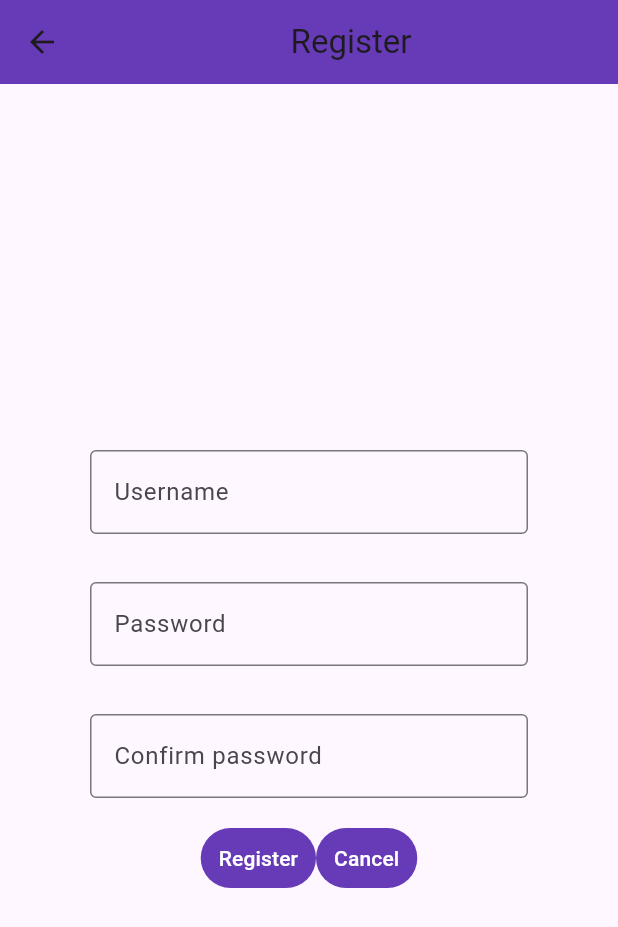
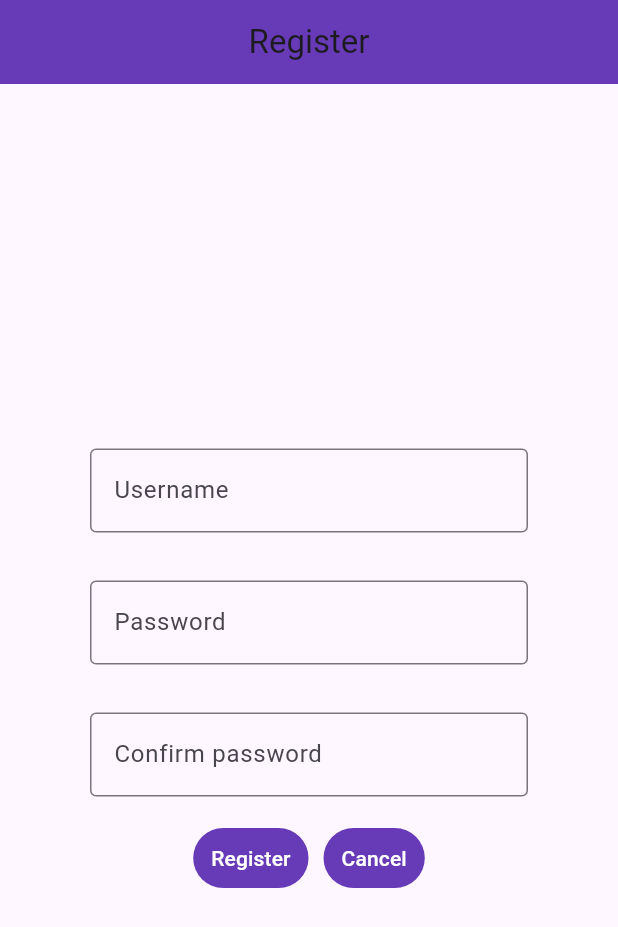
Before and after one commit to huugolopeez/Actividad1Din, a Flutter app: the screen it shows after launch, after a tap on "Register", on a phone screen of 412 x 824 dp. Shown: the top 927 px of the screen. Run offline on Flutter 3.47's test engine with Material 3 defaults, Android fonts, the phone set to English and light mode, and no system bars; our stand-ins replace firebase_auth, firebase_core; accounts and stored records are empty; generated files the repository leaves out were written again; network calls fail.

```diff
--- a/lib/Actividad1.dart
+++ b/lib/Actividad1.dart
@@ -1,4 +1,5 @@
 import 'package:actividad1/main/HomeView.dart';
+import 'package:actividad1/splash/SplashView.dart';
 import 'package:flutter/material.dart';
 
 import 'onBoarding/LoginView.dart';
@@ -15,10 +16,11 @@ class Actividad1 extends StatelessWidget {
       routes: {
         '/loginview': (context) => LoginView(),
         '/registerview': (context) => RegisterView(),
-        '/homeview': (context) => HomeView()
+        '/homeview': (context) => HomeView(),
+        '/splashview': (context) => SplashView()
       },
-      initialRoute: '/loginview',
-      debugShowCheckedModeBanner: false,
+      initialRoute: '/splashview',
+      debugShowCheckedModeBanner: false
     );
   }
 }
--- a/lib/Main.dart
+++ b/lib/Main.dart
@@ -5,10 +5,15 @@ import 'Actividad1.dart';
 import 'package:firebase_core/firebase_core.dart';
 import 'firebase_options.dart';
 
-Future<void> main() async {
-  await Firebase.initializeApp(
-    options: DefaultFirebaseOptions.currentPlatform,
-  );
+void main() {
 
+  WidgetsFlutterBinding.ensureInitialized();
+  initFB();
   runApp(Actividad1());
 }
+
+void initFB() async {
+  await Firebase.initializeApp(
+    options: DefaultFirebaseOptions.currentPlatform
+  );
+}
--- /dev/null
+++ b/lib/custom/HLTextField.dart
@@ -0,0 +1,27 @@
+import 'package:flutter/material.dart';
+
+class HLTextField extends StatelessWidget {
+
+  String sHint;
+  TextEditingController tecController;
+  bool bObsucure;
+
+  HLTextField({Key? key, required this.sHint, required this.tecController, this.bObsucure=false}) : super(key : key);
+
+  @override
+  Widget build(BuildContext context) {
+
+    return Row(
+      children: [
+        Flexible(child: TextFormField(
+          controller: tecController,
+          obscureText: bObsucure,
+          decoration: InputDecoration(
+            border: OutlineInputBorder(),
+            hintText: sHint
+          )
+        ))
+      ]
+    );
+  }
+}
--- a/lib/onBoarding/LoginView.dart
+++ b/lib/onBoarding/LoginView.dart
@@ -1,3 +1,4 @@
+import 'package:actividad1/custom/HLTextField.dart';
 import 'package:firebase_auth/firebase_auth.dart';
 import 'package:flutter/material.dart';
 
@@ -13,21 +14,19 @@ class LoginView extends StatelessWidget {
   }
 
   onClickRegister() {
-    Navigator.of(_context).pushNamed('/registerview');
+    Navigator.of(_context).popAndPushNamed('/registerview');
   }
 
   onClickLogin() async {
     try {
-      final credential = await FirebaseAuth.instance.signInWithEmailAndPassword(
+      await FirebaseAuth.instance.signInWithEmailAndPassword(
         email: tecEmail.text,
         password: tecPass.text,
       );
-      Navigator.of(_context).pushNamed('/homeview');
+      Navigator.of(_context).popAndPushNamed('/homeview');
     } on FirebaseAuthException catch (e) {
-      if (e.code == 'invalid-email') throwSnackBar(' --> Formato del email incorrecto.');
-      else if (e.code == 'invalid-login-credentials') throwSnackBar(' --> Credenciales incorrectas.');
-      //else if (e.code == 'wrong-password') print(' --> La contraseña es incorrecta.');
-      //else if (e.code == 'user-not-found') print(' --> No se encuentra el email.');
+      if (e.code == 'invalid-email') throwSnackBar('-- Formato del email incorrecto --');
+      else if (e.code == 'invalid-login-credentials') throwSnackBar('-- Credenciales incorrectas --');
     }
   }
 
@@ -40,50 +39,40 @@ class LoginView extends StatelessWidget {
       appBar: AppBar(
         backgroundColor: Colors.deepPurple,
         shadowColor: Colors.deepPurpleAccent,
-        title: Center(child: Text('Login')),
+        title: Center(child: Text('Login'))
       ),
       body: Column(mainAxisAlignment: MainAxisAlignment.center,
         children: [
           Padding(padding: EdgeInsets.symmetric(horizontal: 60, vertical: 16),
-            child: TextField(
-              controller: tecEmail,
-              decoration: InputDecoration(
-                labelText: 'Username',
-                border: OutlineInputBorder(),
-              ),
-            ),
+            child: HLTextField(sHint: 'Username', tecController: tecEmail)
           ),
           Padding(padding: EdgeInsets.symmetric(horizontal: 60, vertical: 16),
-            child: TextFormField(
-              controller: tecPass,
-              obscureText: true,
-              decoration: InputDecoration(
-                labelText: 'Password',
-                border: OutlineInputBorder(),
-              ),
-            ),
+            child: HLTextField(sHint: 'Password', tecController: tecPass, bObsucure: true)
           ),
           Row(mainAxisAlignment: MainAxisAlignment.center,
             children: [
-              TextButton(onPressed: () { onClickLogin(); },
+              Padding(padding: EdgeInsets.symmetric(horizontal: 5, vertical: 1),
+                child: TextButton(onPressed: () { onClickLogin(); },
                   child: Text('Login'),
                   style: ButtonStyle(
-                      backgroundColor: MaterialStateProperty.all(Colors.deepPurple),
-                      foregroundColor: MaterialStateProperty.all(Colors.white)
+                    backgroundColor: MaterialStateProperty.all(Colors.deepPurple),
+                    foregroundColor: MaterialStateProperty.all(Colors.white)
                   )
+                )
               ),
-              TextButton(onPressed: () { onClickRegister(); },
+              Padding(padding: EdgeInsets.symmetric(horizontal: 5, vertical: 1),
+                child: TextButton(onPressed: () { onClickRegister(); },
                   child: Text('Register'),
                   style: ButtonStyle(
                     backgroundColor: MaterialStateProperty.all(Colors.deepPurple),
-                    foregroundColor: MaterialStateProperty.all(Colors.white),
-                  ),
-              ),
-            ],
+                    foregroundColor: MaterialStateProperty.all(Colors.white)
+                  )
+                )
+              )
+            ]
           )
-        ],
-      ),
+        ]
+      )
     );
-
   }
 }
--- a/lib/onBoarding/RegisterView.dart
+++ b/lib/onBoarding/RegisterView.dart
@@ -1,3 +1,4 @@
+import 'package:actividad1/custom/HLTextField.dart';
 import 'package:firebase_auth/firebase_auth.dart';
 import 'package:flutter/material.dart';
 
@@ -14,24 +15,24 @@ class RegisterView extends StatelessWidget {
   }
 
   onClickCancel() {
-    Navigator.of(_context).pushNamed('/loginview');
+    Navigator.of(_context).popAndPushNamed('/loginview');
   }
 
   onClickRegister() async {
     if(tecPass.text == tecRepass.text) {
       try {
-        final credential = await FirebaseAuth.instance.createUserWithEmailAndPassword(
+        await FirebaseAuth.instance.createUserWithEmailAndPassword(
           email: tecEmail.text,
           password: tecPass.text,
         );
         onClickCancel();
       } on FirebaseAuthException catch (e) {
-        if (e.code == 'weak-password') throwSnackBar(' --> La contraseña es muy debil.');
-        else if (e.code == 'email-already-in-use') throwSnackBar(' --> El correo electronico ya esta en uso.');
+        if (e.code == 'weak-password') throwSnackBar('-- La contraseña es muy debil --');
+        else if (e.code == 'email-already-in-use') throwSnackBar('-- El correo electronico ya esta en uso --');
       } catch (e) {
         print(e);
       }
-    } else throwSnackBar(' --> Las contraseñas no coinciden.');
+    } else throwSnackBar('-- Las contraseñas no coinciden --');
   }
 
   @override
@@ -48,55 +49,38 @@ class RegisterView extends StatelessWidget {
       body: Column(mainAxisAlignment: MainAxisAlignment.center,
         children: [
           Padding(padding: EdgeInsets.symmetric(horizontal: 60, vertical: 16),
-            child: TextField(
-              controller: tecEmail,
-              decoration: InputDecoration(
-                labelText: 'Username',
-                border: OutlineInputBorder(),
-              ),
-            ),
+            child: HLTextField(sHint: 'Username', tecController: tecEmail)
           ),
           Padding(padding: EdgeInsets.symmetric(horizontal: 60, vertical: 16),
-            child: TextFormField(
-              controller: tecPass,
-              obscureText: true,
-              decoration: InputDecoration(
-                labelText: 'Password',
-                border: OutlineInputBorder(),
-              ),
-            ),
+            child: HLTextField(sHint: 'Password', tecController: tecPass, bObsucure: true)
           ),
           Padding(padding: EdgeInsets.symmetric(horizontal: 60, vertical: 16),
-            child: TextFormField(
-              controller: tecRepass,
-              obscureText: true,
-              decoration: InputDecoration(
-                labelText: 'Confirm password',
-                border: OutlineInputBorder(),
-              ),
-            ),
+            child: HLTextField(sHint: 'Confirm password', tecController: tecRepass, bObsucure: true)
           ),
           Row(mainAxisAlignment: MainAxisAlignment.center,
             children: [
-              TextButton(onPressed: () { onClickRegister(); },
+              Padding(padding: EdgeInsets.symmetric(horizontal: 5, vertical: 1),
+                child: TextButton(onPressed: () { onClickRegister(); },
                   child: Text('Register'),
                   style: ButtonStyle(
-                    backgroundColor: MaterialStateProperty.all(Colors.deepPurple),
-                    foregroundColor: MaterialStateProperty.all(Colors.white)
-                  ),
+                      backgroundColor: MaterialStateProperty.all(Colors.deepPurple),
+                      foregroundColor: MaterialStateProperty.all(Colors.white)
+                  )
+                )
               ),
-              TextButton(onPressed: () { onClickCancel(); },
+              Padding(padding: EdgeInsets.symmetric(horizontal: 5, vertical: 1),
+                child: TextButton(onPressed: () { onClickCancel(); },
                   child: Text('Cancel'),
                   style: ButtonStyle(
-                    backgroundColor: MaterialStateProperty.all(Colors.deepPurple),
-                    foregroundColor: MaterialStateProperty.all(Colors.white)
-                  ),
+                      backgroundColor: MaterialStateProperty.all(Colors.deepPurple),
+                      foregroundColor: MaterialStateProperty.all(Colors.white)
+                  )
+                )
               )
-            ],
+            ]
           )
-        ],
-      ),
+        ]
+      )
     );
-
   }
 }
--- /dev/null
+++ b/lib/splash/SplashView.dart
@@ -0,0 +1,41 @@
+import 'package:firebase_auth/firebase_auth.dart';
+import 'package:flutter/material.dart';
+
+class SplashView extends StatefulWidget {
+
+  @override
+  State<StatefulWidget> createState() {
+
+    return _SplashViewState();
+  }
+}
+
+class _SplashViewState extends State<SplashView> {
+
+  late BuildContext _context;
+
+  void checkSession() async {
+    await Future.delayed(Duration(seconds: 4));
+    if (FirebaseAuth.instance.currentUser != null) Navigator.of(_context).popAndPushNamed('/homeview');
+    else Navigator.of(_context).popAndPushNamed('/loginview');
+  }
+
+  @override
+  void initState() {
+    super.initState();
+    checkSession();
+  }
+
+  @override
+  Widget build(BuildContext context) {
+
+    _context = context;
+
+    return Column(mainAxisAlignment: MainAxisAlignment.center,
+      children: [
+        Image.asset('resources/gatoElegante.jpg', width: 300, height: 400),
+        CircularProgressIndicator()
+      ],
+    );
+  }
+}
```
Also changed, not shown: lib/main/HomeView.dart (+4 -4 lines).
